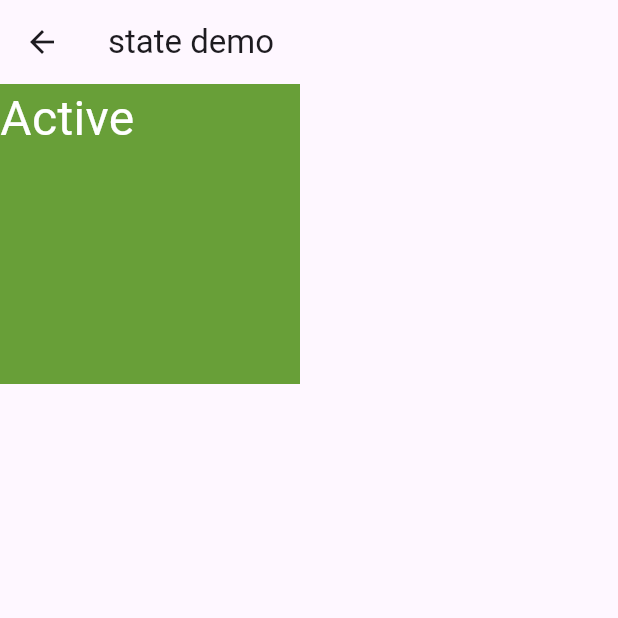
After one commit to eatureide/flutter_study, a Flutter app: the ParentWidget screen opened by its route, after a tap on "Inactive", on a phone screen of 412 x 824 dp, the top half of it. The commit adds this screen. Run offline on Flutter 3.47's test engine with Material 3 defaults, Android fonts, the phone set to English and light mode, and no system bars; our stand-ins replace fluttertoast.

Commit message:
状态管理

```diff
--- a/lib/main.dart
+++ b/lib/main.dart
@@ -4,6 +4,7 @@ import 'detail/index.dart';
 import 'exchange/index.dart';
 import 'material/index.dart';
 import 'count/index.dart';
+import 'state/index.dart';
 
 void main() {
   runApp(const MyApp());
@@ -34,13 +35,14 @@ class _MyApp extends State<MyApp> {
   Widget build(BuildContext context) {
     return MaterialApp(
       title: 'Flutter Demo',
-      initialRoute: '/count',
+      initialRoute: '/state',
       routes: {
         '/': (context) => HomePage(),
         '/detail': (context) => Detail(),
         '/exchange': (context) => ExChange(),
         '/material': (context) => Index(),
         '/count': (context) => CountPage(),
+        '/state': (context) => ParentWidget(),
       },
     );
   }
--- /dev/null
+++ b/lib/state/index.dart
@@ -0,0 +1,90 @@
+import 'package:flutter/material.dart';
+
+class TapBoxA extends StatefulWidget {
+  const TapBoxA({super.key});
+
+  @override
+  State<TapBoxA> createState() => _TapBoxA();
+}
+
+class _TapBoxA extends State<TapBoxA> {
+  bool active = false;
+
+  void handleTap() {
+    setState(() {
+      active = !active;
+    });
+  }
+
+  @override
+  Widget build(BuildContext context) {
+    return GestureDetector(
+      onTap: handleTap,
+      child: Container(
+        width: 200,
+        height: 200,
+        decoration: BoxDecoration(
+          color: active ? Colors.lightGreen[700] : Colors.grey[600],
+        ),
+        child: Center(
+          child: Text(
+            active ? 'active' : 'inactive',
+            style: TextStyle(fontSize: 32, color: Colors.white),
+          ),
+        ),
+      ),
+    );
+  }
+}
+
+class TapBoxB extends StatelessWidget {
+  const TapBoxB({super.key, required this.active, required this.onChanged});
+  final bool active;
+  final void Function(bool value) onChanged;
+
+  void handleTap() {
+    onChanged(!active);
+  }
+
+  @override
+  Widget build(BuildContext context) {
+    return GestureDetector(
+      onTap: handleTap,
+      child: Container(
+        width: 200,
+        height: 200,
+        color: active ? Colors.lightGreen[700] : Colors.grey[600],
+        child: Text(
+          active ? 'Active' : 'Inactive',
+          style: TextStyle(fontSize: 32.0, color: Colors.white),
+        ),
+      ),
+    );
+  }
+}
+
+// 父组件
+class ParentWidget extends StatefulWidget {
+  const ParentWidget({super.key});
+
+  @override
+  State<ParentWidget> createState() => _ParentWidget();
+}
+
+class _ParentWidget extends State<ParentWidget> {
+  bool active = false;
+
+  handleTapBoxChanged(bool newValue) {
+    setState(() {
+      active = newValue;
+    });
+  }
+
+  @override
+  Widget build(BuildContext context) {
+    return Scaffold(
+      appBar: AppBar(title: Text('state demo')),
+      body: TapBoxB(active: active, onChanged: handleTapBoxChanged),
+    );
+  }
+}
```
Also changed, not shown: lib/count/index.dart (+18 -1 lines).
